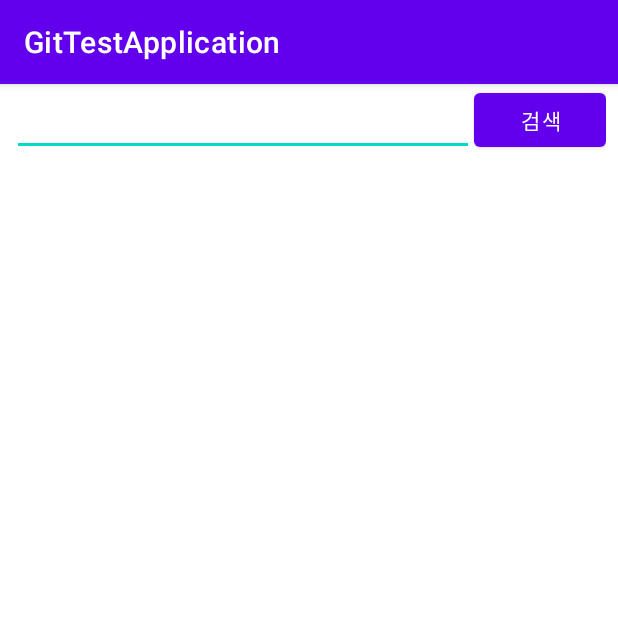
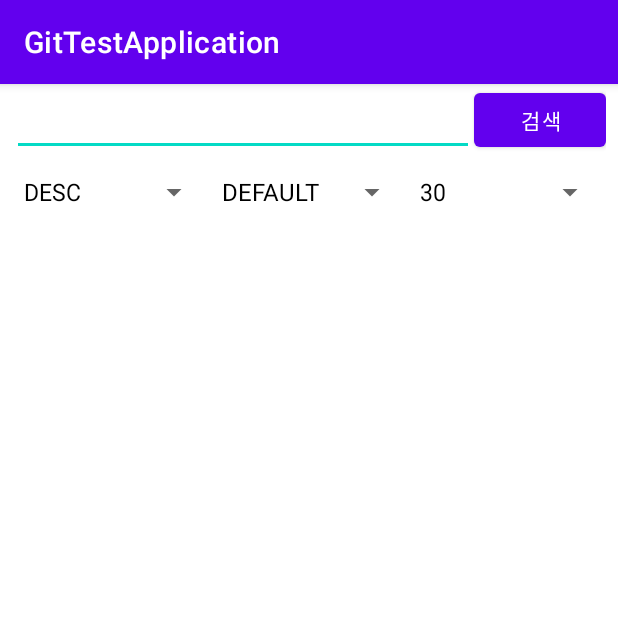
Before and after one commit to sk392/GitTestRepository, an Android app: the screen it shows after launch (MainActivity), after a tap on "검색", on a phone screen of 412 x 824 dp, the top half of it. Run offline under Robolectric (Android 15) with nearby library versions, the phone set to English and light mode, and no system bars; our stand-ins replace data binding.

Commit message:
#10- pageSize, sort, order 선택할 수 있는 스피너 추가

```diff
--- a/app/src/main/java/com/example/gittestapplication/domain/usecase/GitSearchUsecase.kt
+++ b/app/src/main/java/com/example/gittestapplication/domain/usecase/GitSearchUsecase.kt
@@ -9,20 +9,12 @@ import com.example.gittestapplication.domain.repository.GitSearchRepository
 class GitSearchUseCase(
     private val repository: GitSearchRepository
 ) {
-    companion object {
-        const val DEFAULT_PAGE_SIZE = 30
-        const val DEFAULT_PAGE = 1
-
-        val DEFAULT_SORT = Sort.DEFAULT
-        val DEFAULT_ORDER = Order.DESC
-    }
-
     suspend operator fun invoke(
         query: String,
-        sort: Sort = DEFAULT_SORT,
-        order: Order = DEFAULT_ORDER,
-        pageSize: Int = DEFAULT_PAGE_SIZE,
-        pageNumber: Int = DEFAULT_PAGE
+        sort: Sort,
+        order: Order,
+        pageSize: Int,
+        pageNumber: Int
     ): Result<List<Repository>> {
         return repository.fetchRepositories(query, sort, order, pageSize, pageNumber)
     }
--- a/app/src/main/java/com/example/gittestapplication/ui/MainActivity.kt
+++ b/app/src/main/java/com/example/gittestapplication/ui/MainActivity.kt
@@ -1,13 +1,17 @@
 package com.example.gittestapplication.ui
 
-import androidx.appcompat.app.AppCompatActivity
 import android.os.Bundle
 import android.view.View
+import android.widget.AdapterView
+import android.widget.ArrayAdapter
 import android.widget.Toast
+import androidx.appcompat.app.AppCompatActivity
 import androidx.databinding.DataBindingUtil
 import androidx.recyclerview.widget.LinearLayoutManager
 import com.example.gittestapplication.R
 import com.example.gittestapplication.databinding.ActivityMainBinding
+import com.example.gittestapplication.domain.model.Order
+import com.example.gittestapplication.domain.model.Sort
 import com.example.gittestapplication.ui.adapter.MainAdapter
 import com.example.gittestapplication.ui.base.SimpleDataBindingPresenter
 import com.example.gittestapplication.ui.model.RepositoryUIModel
@@ -41,6 +45,47 @@ class MainActivity : AppCompatActivity() {
                 }
             }
         })
+
+        binding.spOrder.apply {
+            val items = Order.values()
+            adapter = ArrayAdapter(this@MainActivity, android.R.layout.simple_spinner_dropdown_item, items)
+
+            onItemSelectedListener = object : AdapterView.OnItemSelectedListener {
+                override fun onItemSelected(parent: AdapterView<*>, view: View, position: Int, id: Long) {
+                    viewModel.updateFilter(order = Order.values()[position])
+                }
+
+                override fun onNothingSelected(parent: AdapterView<*>) {}
+            }
+        }
+
+        binding.spPageSize.apply {
+            val items = resources.getStringArray(R.array.page_size_array)
+            adapter = ArrayAdapter(this@MainActivity, android.R.layout.simple_spinner_dropdown_item, items)
+
+            onItemSelectedListener = object : AdapterView.OnItemSelectedListener {
+                override fun onItemSelected(parent: AdapterView<*>, view: View, position: Int, id: Long) {
+                    viewModel.updateFilter(pageSize = Integer.valueOf(items[position]))
+                }
+
+                override fun onNothingSelected(parent: AdapterView<*>) {}
+            }
+        }
+
+        binding.spSort.apply {
+            val items = Sort.values()
+            adapter = ArrayAdapter(this@MainActivity, android.R.layout.simple_spinner_dropdown_item, items)
+            setSelection(Sort.DEFAULT.ordinal)
+
+            onItemSelectedListener = object : AdapterView.OnItemSelectedListener {
+                override fun onItemSelected(parent: AdapterView<*>, view: View, position: Int, id: Long) {
+                    viewModel.updateFilter(sort = Sort.values()[position])
+                }
+
+                override fun onNothingSelected(parent: AdapterView<*>) {}
+            }
+        }
+
         binding.rvResult.apply {
             itemAnimator = null
             layoutManager = LinearLayoutManager(context)
@@ -49,13 +94,13 @@ class MainActivity : AppCompatActivity() {
 
         binding.btSearch.apply {
             setOnClickListener {
-                search(binding.etSearch.text.toString())
+                search(binding.etSearch.text.toString(), true)
             }
         }
     }
 
-    private fun search(query: String) {
-        viewModel.fetch(query)
+    private fun search(query: String, force: Boolean = false) {
+        viewModel.fetch(query, force)
     }
 
     private fun initObservers() {
@@ -65,5 +110,21 @@ class MainActivity : AppCompatActivity() {
         viewModel.showErrorMessage.observe(this, {
             Toast.makeText(this, "error = $it", Toast.LENGTH_SHORT).show()
         })
+        viewModel.isLoading.observe(this, {
+            if (it) {
+                showProgressBar()
+            } else {
+                hideProgressBar()
+            }
+        })
+    }
+
+    private fun showProgressBar() {
+        binding.progress.visibility = View.VISIBLE
+
+    }
+
+    private fun hideProgressBar() {
+        binding.progress.visibility = View.GONE
     }
 }
--- a/app/src/main/java/com/example/gittestapplication/ui/viewmodel/MainViewModel.kt
+++ b/app/src/main/java/com/example/gittestapplication/ui/viewmodel/MainViewModel.kt
@@ -5,6 +5,8 @@ import androidx.lifecycle.MutableLiveData
 import androidx.lifecycle.ViewModel
 import androidx.lifecycle.viewModelScope
 import com.example.gittestapplication.domain.Result
+import com.example.gittestapplication.domain.model.Order
+import com.example.gittestapplication.domain.model.Sort
 import com.example.gittestapplication.domain.usecase.GitSearchUseCase
 import com.example.gittestapplication.ui.model.RepositoryUIModel
 import com.example.gittestapplication.ui.model.toUIModel
@@ -13,6 +15,14 @@ import kotlinx.coroutines.launch
 class MainViewModel(
     private val searchUseCase: GitSearchUseCase
 ) : ViewModel() {
+    companion object {
+        private const val DEFAULT_PAGE_SIZE = 30
+        private const val DEFAULT_PAGE = 1
+        private const val FETCH_MORE_VISIBLE_THRESHOLD = 6
+
+        private val DEFAULT_SORT = Sort.DEFAULT
+        private val DEFAULT_ORDER = Order.DESC
+    }
 
     private val _fetchRepositories = MutableLiveData<List<RepositoryUIModel>>()
     val fetchRepositories: LiveData<List<RepositoryUIModel>> = _fetchRepositories
@@ -20,9 +30,32 @@ class MainViewModel(
     private val _showErrorMessage = MutableLiveData<String>()
     val showErrorMessage: LiveData<String> = _showErrorMessage
 
-    fun fetch(query: String) {
+    private val _isLoading = MutableLiveData<Boolean>()
+    val isLoading: LiveData<Boolean> = _isLoading
+
+    private var currentPageNumber: Int = DEFAULT_PAGE
+    private var currentSort: Sort = DEFAULT_SORT
+    private var currentOrder: Order = DEFAULT_ORDER
+    private var currentPageSize: Int = DEFAULT_PAGE_SIZE
+    private var currentQuery: String = ""
+
+
+    fun fetch(
+        query: String = currentQuery,
+        force: Boolean = false
+    ) {
+        if (query.isEmpty()) return
+        if (force) {
+            currentPageNumber = DEFAULT_PAGE
+        }
+        currentQuery = query
+        _isLoading.value = true
+
         viewModelScope.launch {
-            when (val result = searchUseCase(query)) {
+            val result = searchUseCase(currentQuery, currentSort, currentOrder, currentPageSize, currentPageNumber)
+            _isLoading.value = false
+
+            when (result) {
                 is Result.Success -> {
                     _fetchRepositories.value = result.value.map { it.toUIModel() }
                 }
@@ -32,4 +65,12 @@ class MainViewModel(
             }
         }
     }
+
+    fun updateFilter(order: Order = currentOrder, sort: Sort = currentSort, pageSize: Int = currentPageSize) {
+        currentOrder = order
+        currentSort = sort
+        currentPageSize = pageSize
+
+        fetch(force = true)
+    }
 }
--- a/app/src/main/res/layout/activity_main.xml
+++ b/app/src/main/res/layout/activity_main.xml
@@ -33,6 +33,40 @@
             app:barrierDirection="bottom"
             app:constraint_referenced_ids="bt_search,et_search" />
 
+        <Spinner
+            android:id="@+id/sp_order"
+            android:layout_width="0dp"
+            android:layout_height="wrap_content"
+            android:spinnerMode="dropdown"
+            app:layout_constraintEnd_toStartOf="@id/sp_sort"
+            app:layout_constraintStart_toStartOf="parent"
+            app:layout_constraintTop_toBottomOf="@id/br_search_bar" />
+
+        <Spinner
+            android:id="@+id/sp_sort"
+            android:layout_width="0dp"
+            android:layout_height="wrap_content"
+            android:spinnerMode="dropdown"
+            app:layout_constraintEnd_toStartOf="@id/sp_page_size"
+            app:layout_constraintStart_toEndOf="@id/sp_order"
+            app:layout_constraintTop_toBottomOf="@id/br_search_bar" />
+
+        <Spinner
+            android:id="@+id/sp_page_size"
+            android:layout_width="0dp"
+            android:layout_height="wrap_content"
+            android:spinnerMode="dropdown"
+            app:layout_constraintEnd_toEndOf="parent"
+            app:layout_constraintStart_toEndOf="@id/sp_sort"
+            app:layout_constraintTop_toBottomOf="@id/br_search_bar" />
+
+        <androidx.constraintlayout.widget.Barrier
+            android:id="@+id/br_filter_bar"
+            android:layout_width="wrap_content"
+            android:layout_height="wrap_content"
+            app:barrierDirection="bottom"
+            app:constraint_referenced_ids="sp_order, sp_sort,sp_page_size" />
+
         <androidx.recyclerview.widget.RecyclerView
             android:id="@+id/rv_result"
             android:layout_width="0dp"
@@ -41,7 +75,18 @@
             app:layout_constraintBottom_toBottomOf="parent"
             app:layout_constraintEnd_toEndOf="parent"
             app:layout_constraintStart_toStartOf="parent"
-            app:layout_constraintTop_toBottomOf="@id/br_search_bar" />
+            app:layout_constraintTop_toBottomOf="@id/br_filter_bar" />
+
+
+        <ProgressBar
+            android:id="@+id/progress"
+            android:layout_width="wrap_content"
+            android:layout_height="wrap_content"
+            android:visibility="gone"
+            app:layout_constraintBottom_toBottomOf="parent"
+            app:layout_constraintEnd_toEndOf="parent"
+            app:layout_constraintStart_toStartOf="parent"
+            app:layout_constraintTop_toBottomOf="@id/br_filter_bar" />
 
     </androidx.constraintlayout.widget.ConstraintLayout>
 </layout>
--- /dev/null
+++ b/app/src/main/res/values/array.xml
@@ -0,0 +1,13 @@
+<?xml version="1.0" encoding="utf-8"?>
+<resources>
+    <string-array name="page_size_array">
+        <item>30</item>
+        <item>40</item>
+        <item>50</item>
+        <item>60</item>
+        <item>70</item>
+        <item>80</item>
+        <item>90</item>
+        <item>100</item>
+    </string-array>
+</resources>
```
